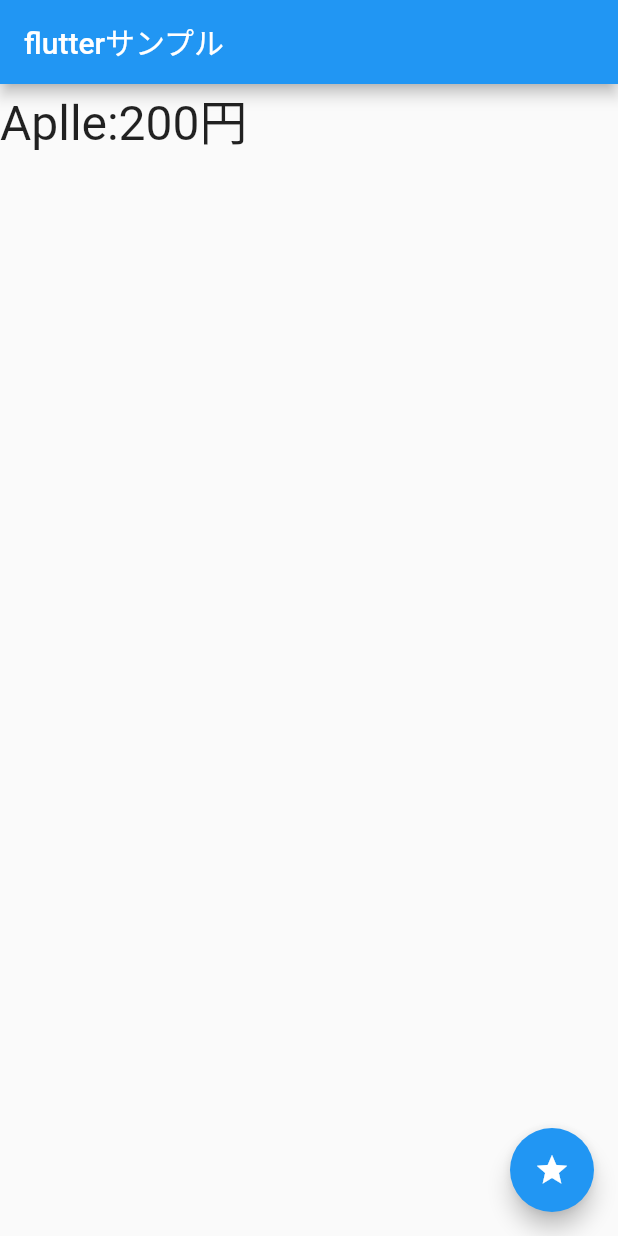
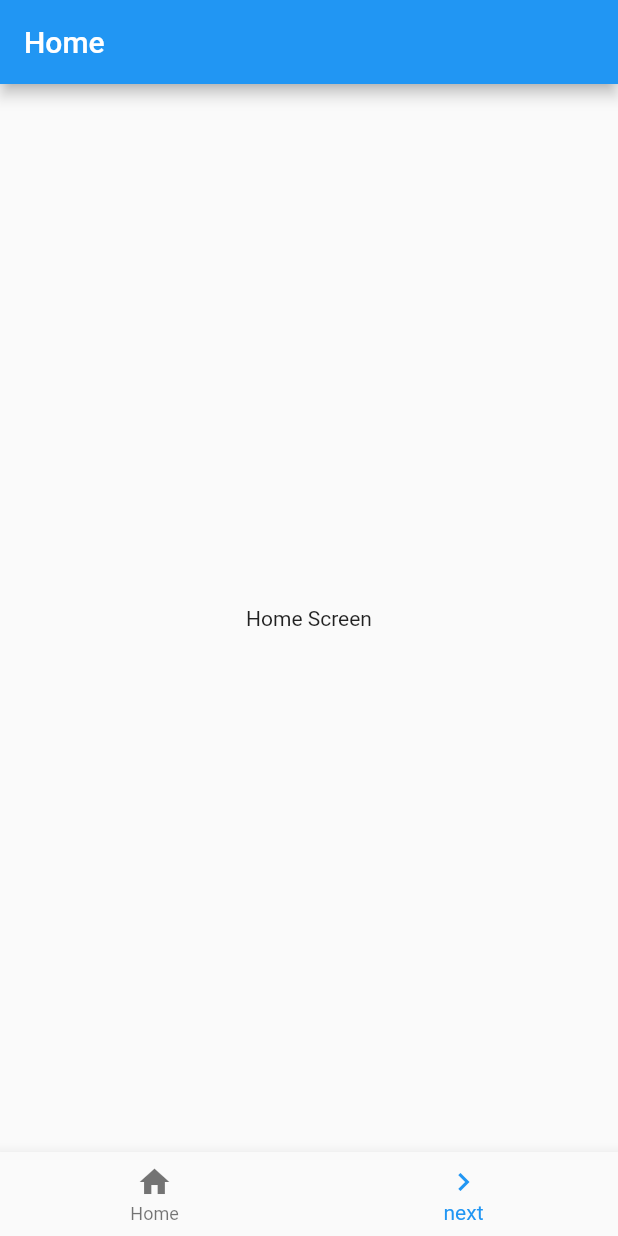
Before and after one commit to Yosh0124/flutter_app, a Flutter app: the screen it shows after launch, on a phone screen of 412 x 824 dp. Run offline on Flutter 3.47's test engine with Material 2 defaults, Android fonts, the phone set to English and light mode, and no system bars.

```diff
--- a/lib/main.dart
+++ b/lib/main.dart
@@ -9,68 +9,73 @@ class MyApp extends StatelessWidget {
   Widget build(BuildContext context) {
     return MaterialApp(
       title: 'Flutter Demo',
-      home: new MyHomePage(
-        title:this.title,
+      home: new FirstScreen(),
+    );
+  }
+}
+
+class FirstScreen extends StatelessWidget {
+  @override
+  Widget build(BuildContext context) {
+    return Scaffold(
+      appBar: AppBar(
+        title: Text('Home'),
+      ),
+      body: Center(
+        child: Container(
+          child: Text('Home Screen'),
+        ),
+      ),
+      bottomNavigationBar: BottomNavigationBar(
+        currentIndex: 1,
+        items: <BottomNavigationBarItem>[
+          BottomNavigationBarItem(
+            title: Text("Home"),
+            icon: Icon(Icons.home),
+          ),
+          BottomNavigationBarItem(
+            title: Text("next"),
+            icon: Icon(Icons.navigate_next),
+          ),
+        ],
+        onTap: (int value) {
+          if(value == 1) {
+            Navigator.push(
+              context,
+              MaterialPageRoute(builder: (context) => SecondScreen()),
+            );
+          }
+        },
       ),
     );
   }
 }
 
-class MyHomePage extends StatefulWidget {
-  MyHomePage({this.title}) : super();
-
-  final String title;
-
-  @override
-  _MyHomePageState createState() => _MyHomePageState();
-}
-
-class Data {
-  int _price;
-  String _name;
-
-  Data(this._name, this._price): super();
-
-  @override
-  String toString() {
-    return _name + ':' + _price.toString() + '円';
-  }
-}
-
-class _MyHomePageState extends State<MyHomePage> {
-  static final _data = [
-    Data('Aplle', 200),
-    Data('Orange', 150),
-    Data('Peach', 300)
-  ];
-  Data _item;
-
-  @override
-  void initState() {
-    super.initState();
-    _item = _data[0];
-  }
-
-  void _setData() {
-    setState(() {
-      _item = (_data..shuffle()).first;
-    });
-  }
-
+class SecondScreen extends StatelessWidget {
   @override
   Widget build(BuildContext context) {
     return Scaffold(
       appBar: AppBar(
-        title: Text(widget.title),
+        title: Text("Next"),
       ),
-      body: Text(
-        _item.toString(),
-        style: TextStyle(fontSize: 32.0)
+      body: Center(
+        child: Text("Next Screen"),
       ),
-      floatingActionButton: FloatingActionButton(
-        onPressed: _setData,
-        tooltip: 'set message.',
-        child: Icon(Icons.star),
+      bottomNavigationBar: BottomNavigationBar(
+        currentIndex: 0,
+        items: <BottomNavigationBarItem>[
+          BottomNavigationBarItem(
+            title: Text("prev"),
+            icon: Icon(Icons.navigate_before),
+          ),
+          BottomNavigationBarItem(
+            title: Text("?"),
+            icon: Icon(Icons.android),
+          )
+        ],
+        onTap: (int value) {
+          if( value==0 ) Navigator.pop(context);
+        },
       ),
     );
   }
--- a/pubspec.yaml
+++ b/pubspec.yaml
@@ -23,6 +23,10 @@ dependencies:
   # The following adds the Cupertino Icons font to your application.
   # Use with the CupertinoIcons class for iOS style icons.
   cupertino_icons: ^0.1.2
+
+  # Shared preferences
+  path_provider: any
+  shared_preferences: any
 
 dev_dependencies:
   flutter_test:
```
Also changed, not shown: 1 other file.
